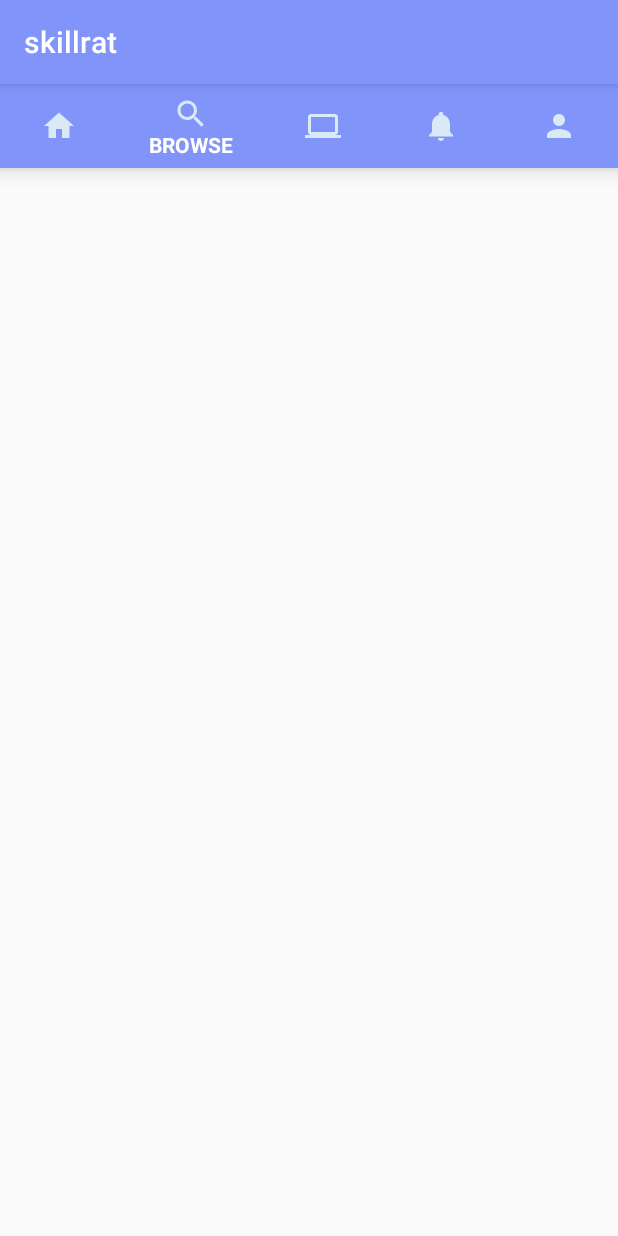
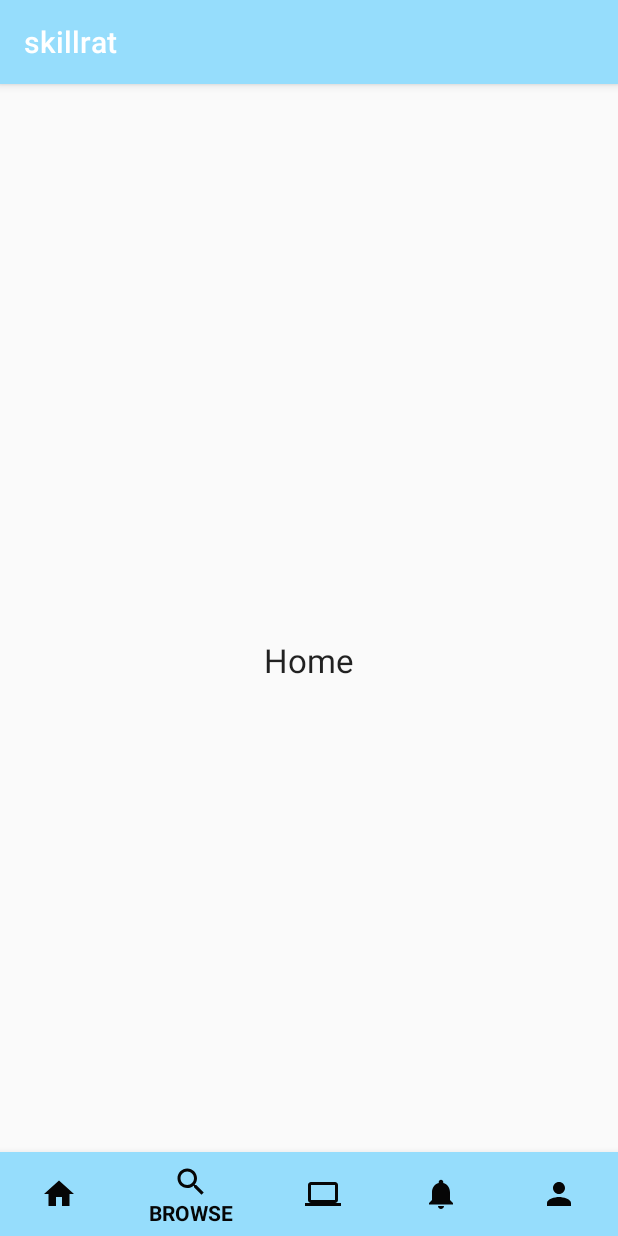
Before and after one commit to vamsich/skillrat_android, an Android app: the MainActivity screen opened directly, with no data from a screen before it, item 2 of the bottom bar chosen, on a phone screen of 412 x 824 dp. Run offline under Robolectric (Android 15) with nearby library versions, the phone set to English and light mode, and no system bars.

Commit message:
initial code

```diff
--- /dev/null
+++ b/app/src/main/java/com/skillrat/myapp/fragments/HomeFragment.java
@@ -0,0 +1,22 @@
+package com.skillrat.myapp.fragments;
+
+
+import android.os.Bundle;
+import android.support.annotation.Nullable;
+import android.support.v4.app.Fragment;
+import android.view.LayoutInflater;
+import android.view.View;
+import android.view.ViewGroup;
+import com.skillrat.myapp.skillrat.R;
+/**
+ * Created by Arun1234 on 5/28/2018.
+ */
+
+public class HomeFragment extends Fragment
+{
+    @Override
+    public View onCreateView(LayoutInflater inflater, @Nullable ViewGroup container, @Nullable Bundle savedInstanceState)
+    {
+        return inflater.inflate(R.layout.fragment_home, null);
+    }
+}
--- a/app/src/main/java/com/skillrat/myapp/skillrat/MainActivity.java
+++ b/app/src/main/java/com/skillrat/myapp/skillrat/MainActivity.java
@@ -1,14 +1,69 @@
 package com.skillrat.myapp.skillrat;
 
+
+
+import android.support.annotation.NonNull;
+import android.support.annotation.Nullable;
+import android.support.design.widget.BottomNavigationView;
+import android.support.v4.app.Fragment;
 import android.support.v7.app.AppCompatActivity;
 import android.os.Bundle;
+import android.view.MenuItem;
 
-public class MainActivity extends AppCompatActivity
+import com.skillrat.myapp.fragments.HomeFragment;
+
+import static android.R.attr.fragment;
+
+public class MainActivity extends AppCompatActivity implements BottomNavigationView.OnNavigationItemSelectedListener
 {
 
-    @Override
-    protected void onCreate(Bundle savedInstanceState) {
-        super.onCreate(savedInstanceState);
-        setContentView(R.layout.activity_main);
+        @Override
+        protected void onCreate(Bundle savedInstanceState)
+        {
+            super.onCreate(savedInstanceState);
+            setContentView(R.layout.activity_main);
+            loadFragment(new HomeFragment());
+
+            //getting bottom navigation view and attaching the listener
+            BottomNavigationView navigation = (BottomNavigationView)findViewById(R.id.navigation);
+            navigation.setOnNavigationItemSelectedListener(this);
+        }
+
+        private boolean loadFragment(Fragment fragment)
+        {
+            if(fragment !=null)
+            {
+                getSupportFragmentManager()
+                        .beginTransaction()
+                        .replace(R.id.fragment_container, fragment).commit();
+                return true;
+            }
+            return false;
+        }
+
+        @Override
+        public boolean onNavigationItemSelected(@NonNull MenuItem item)
+        {
+            Fragment fragment= null;
+
+            switch (item.getItemId())
+            {
+                case R.id.navigation_home:
+                    fragment= new HomeFragment();
+                    break;
+                case R.id.navigation_dashboard:
+                    fragment= new HomeFragment();
+                    break;
+                case R.id.navigation_sessions:
+                    fragment= new HomeFragment();
+                    break;
+                case R.id.navigation_notifications:
+                    fragment= new HomeFragment();
+                    break;
+                case R.id.navigation_profile:
+                    fragment= new HomeFragment();
+                    break;
+            }
+            return loadFragment(fragment);
+        }
     }
-}
--- a/app/src/main/res/layout/activity_main.xml
+++ b/app/src/main/res/layout/activity_main.xml
@@ -28,5 +28,6 @@
         app:layout_constraintBottom_toBottomOf="parent"
         app:layout_constraintLeft_toLeftOf="parent"
         app:layout_constraintRight_toRightOf="parent"
-        app:menu="@menu/bottomnavigation" />
+        app:menu="@menu/bottomnavigation"
+        android:layout_alignParentBottom="true"/>
 </RelativeLayout>
--- /dev/null
+++ b/app/src/main/res/layout/fragment_home.xml
@@ -0,0 +1,14 @@
+<?xml version="1.0" encoding="utf-8"?>
+<RelativeLayout xmlns:android="http://schemas.android.com/apk/res/android"
+    android:layout_width="match_parent"
+    android:layout_height="match_parent">
+
+    <TextView
+        android:layout_width="wrap_content"
+        android:layout_height="wrap_content"
+        android:layout_centerHorizontal="true"
+        android:layout_centerVertical="true"
+        android:text="Home"
+        android:textAppearance="@style/Base.TextAppearance.AppCompat.Large" />
+
+</RelativeLayout>
--- a/app/src/main/res/values/colors.xml
+++ b/app/src/main/res/values/colors.xml
@@ -1,6 +1,6 @@
 <?xml version="1.0" encoding="utf-8"?>
 <resources>
-    <color name="colorPrimary">#8194fa</color>
+    <color name="colorPrimary">#96ddfc</color>
     <color name="colorPrimaryDark">#6276f7</color>
     <color name="colorAccent">#FF4081</color>
     <color name="loginbtntext">#ffffff</color>
@@ -8,7 +8,7 @@
     <color name="textSocialBtn">#262626</color>
     <color name="textLableColor">#00bbff</color>
 
-    <color name="colorNavIcon">#dae9f6</color>
-    <color name="colorNavText">#ffffff</color>
+    <color name="colorNavIcon">#060606</color>
+    <color name="colorNavText">#060606</color>
 
 </resources>
```
Also changed, not shown: app/src/main/java/com/skillrat/myapp/fragments/BrowseFragment.java (added, +23 -0 lines), app/src/main/java/com/skillrat/myapp/fragments/MySessionsFragment.java (added, +23 -0 lines), app/src/main/java/com/skillrat/myapp/fragments/NotificationsFragment.java (added, +23 -0 lines), app/src/main/java/com/skillrat/myapp/fragments/ProfileFragment.java (added, +23 -0 lines), app/src/main/res/layout/fragment_browse.xml (added, +14 -0 lines), app/src/main/res/layout/fragment_mysessions.xml (added, +14 -0 lines), app/src/main/res/layout/fragments_notifications.xml (added, +14 -0 lines), app/src/main/res/layout/fragments_profile.xml (added, +14 -0 lines).
